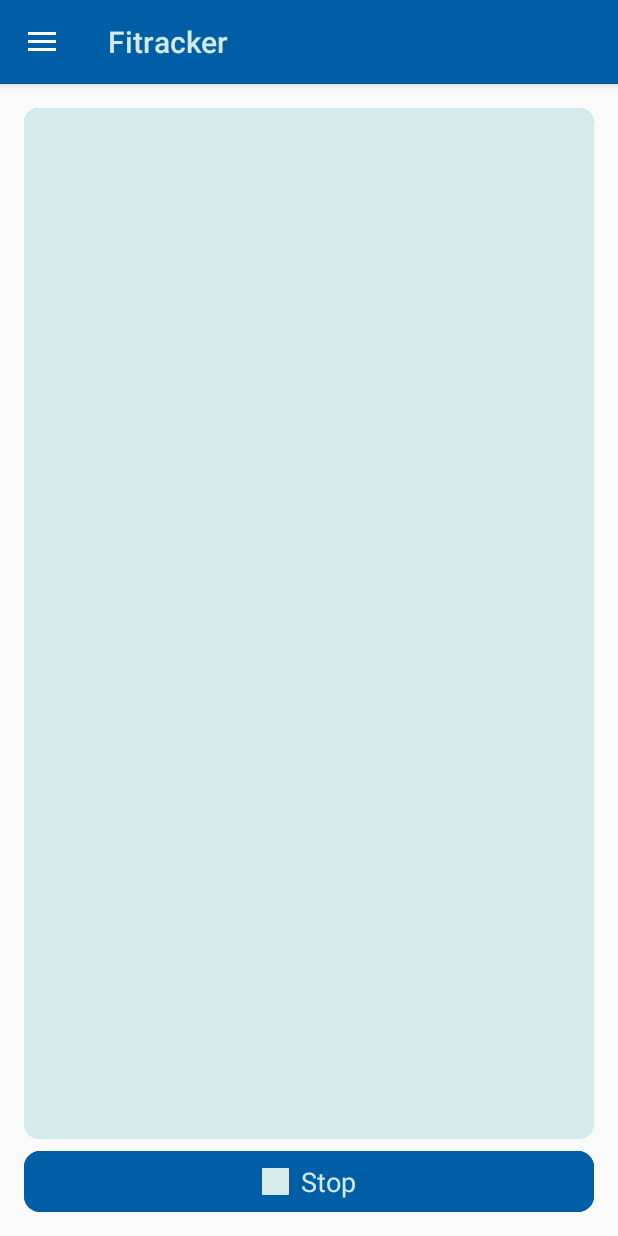
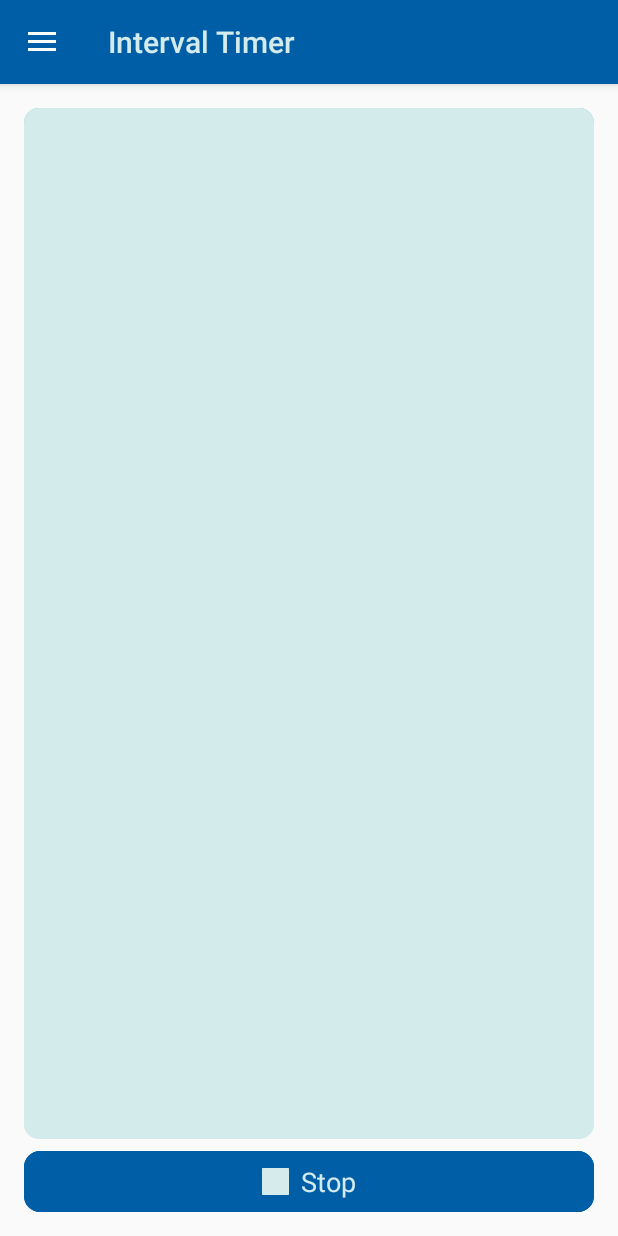
Before and after one commit to PsWang1991/Fitracker, an Android app: the TimerFragment screen opened through its navigation route, on a phone screen of 412 x 824 dp. Run offline under Robolectric (Android 15) with nearby library versions, the phone set to English and light mode, and no system bars; our stand-ins replace Firebase (no records; nobody signed in at launch, a user with empty details on screens opened directly), data binding; libraries missing offline, so code that uses them is left out: com.jakewharton.threetenabp, com.kizitonwose.calendarview; 5 statements that could not run were skipped.

Commit message:
RM (Changed action bar title)
1. Shows different action bar title to prompt user what fragment is he/she on.

```diff
--- a/app/src/main/java/com/pinhsiang/fitracker/MainActivity.kt
+++ b/app/src/main/java/com/pinhsiang/fitracker/MainActivity.kt
@@ -185,17 +185,29 @@ class MainActivity : AppCompatActivity(), NavigationView.OnNavigationItemSelecte
         findNavController(R.id.main_page_fragment).addOnDestinationChangedListener { navController: NavController, _: NavDestination, _: Bundle? ->
             viewModel.currentFragmentType.value = when (navController.currentDestination?.id) {
                 R.id.workoutFragment -> CurrentFragmentType.WORKOUT
-                R.id.motionFragment -> CurrentFragmentType.WORKOUT_MOTION
-                R.id.workoutRecordFragment -> CurrentFragmentType.WORKOUT_RECORD
+                R.id.motionFragment -> CurrentFragmentType.WORKOUT_MOTION.apply {
+                    supportActionBar?.title = getString(R.string.motion_title)
+                }
+                R.id.workoutRecordFragment -> CurrentFragmentType.WORKOUT_RECORD.apply {
+                    supportActionBar?.title = getString(R.string.workout_record_title)
+                }
                 R.id.workoutAnalysisFragment -> CurrentFragmentType.WORKOUT_ANALYSIS
                 R.id.nutritionFragment -> CurrentFragmentType.NUTRITION
-                R.id.nutritionRecordFragment -> CurrentFragmentType.NUTRITION_RECORD
+                R.id.nutritionRecordFragment -> CurrentFragmentType.NUTRITION_RECORD.apply {
+                    supportActionBar?.title = getString(R.string.nutrition_record_title)
+                }
                 R.id.nutritionAnalysisFragment -> CurrentFragmentType.NUTRITION_ANALYSIS
                 R.id.inbodyFragment -> CurrentFragmentType.INBODY
-                R.id.inbodyRecordFragment -> CurrentFragmentType.INBODY_RECORD
+                R.id.inbodyRecordFragment -> CurrentFragmentType.INBODY_RECORD.apply {
+                    supportActionBar?.title = getString(R.string.inbody_record_title)
+                }
                 R.id.inbodyAnalysisFragment -> CurrentFragmentType.INBODY_ANALYSIS
-                R.id.timerFragment -> CurrentFragmentType.TIMER
-                R.id.recommendedFragment -> CurrentFragmentType.RECOMMENDED
+                R.id.timerFragment -> CurrentFragmentType.TIMER.apply {
+                    supportActionBar?.title = getString(R.string.timer_title)
+                }
+                R.id.recommendedFragment -> CurrentFragmentType.RECOMMENDED.apply {
+                    supportActionBar?.title = getString(R.string.recommended_title)
+                }
                 else -> viewModel.currentFragmentType.value
             }
 //            when (navController.currentDestination?.id) {
--- a/app/src/main/java/com/pinhsiang/fitracker/timer/TimerFragment.kt
+++ b/app/src/main/java/com/pinhsiang/fitracker/timer/TimerFragment.kt
@@ -29,8 +29,6 @@ class TimerFragment : Fragment() {
     }
 
     override fun onCreateView(inflater: LayoutInflater, container: ViewGroup?, savedInstanceState: Bundle?): View? {
-
-//        (activity as MainActivity).bottom_nav_view.visibility = View.GONE
 
         binding = FragmentTimerBinding.inflate(inflater, container, false)
         binding.lifecycleOwner = this
--- a/app/src/main/res/values/strings.xml
+++ b/app/src/main/res/values/strings.xml
@@ -35,18 +35,24 @@
     <!--Current fragment type-->
     <string name="workout">workout</string>
     <string name="workout_motion">motion</string>
+    <string name="motion_title">Select Motion</string>
     <string name="workout_record">workout record</string>
+    <string name="workout_record_title">Record Workout</string>
     <string name="workout_analysis">workout analysis</string>
     <string name="nutrition">nutrition</string>
     <string name="nutrition_record">nutrition record</string>
+    <string name="nutrition_record_title">You Are What You Eat</string>
     <string name="nutrition_analysis">nutrition analysis</string>
     <string name="inbody">inbody</string>
     <string name="inbody_record">inbody record</string>
+    <string name="inbody_record_title">Record In-body</string>
     <string name="inbody_analysis">inbody analysis</string>
     <string name="timer">timer</string>
+    <string name="timer_title">Interval Timer</string>
     <string name="tdee">tdee</string>
     <string name="one_rm">one rm</string>
     <string name="recommended">recommended</string>
+    <string name="recommended_title">Recommended Video</string>
     <string name="dont_show_record_or_analysis">dont show record or analysis</string>
 
     <!--Workout fragment-->
```
